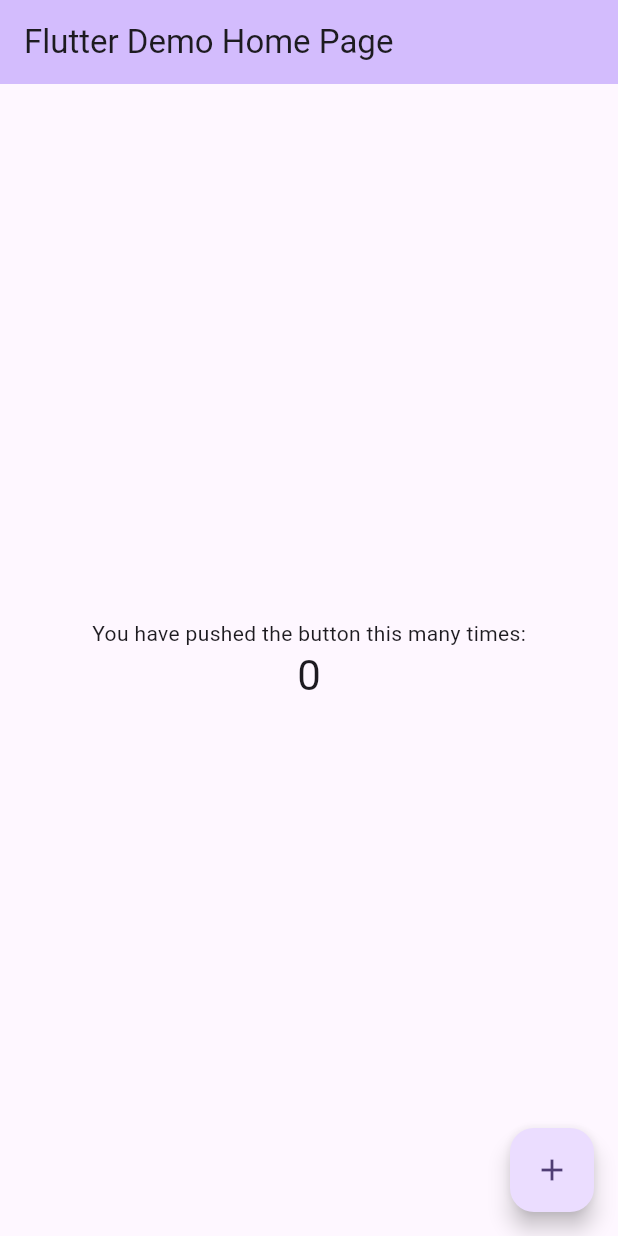
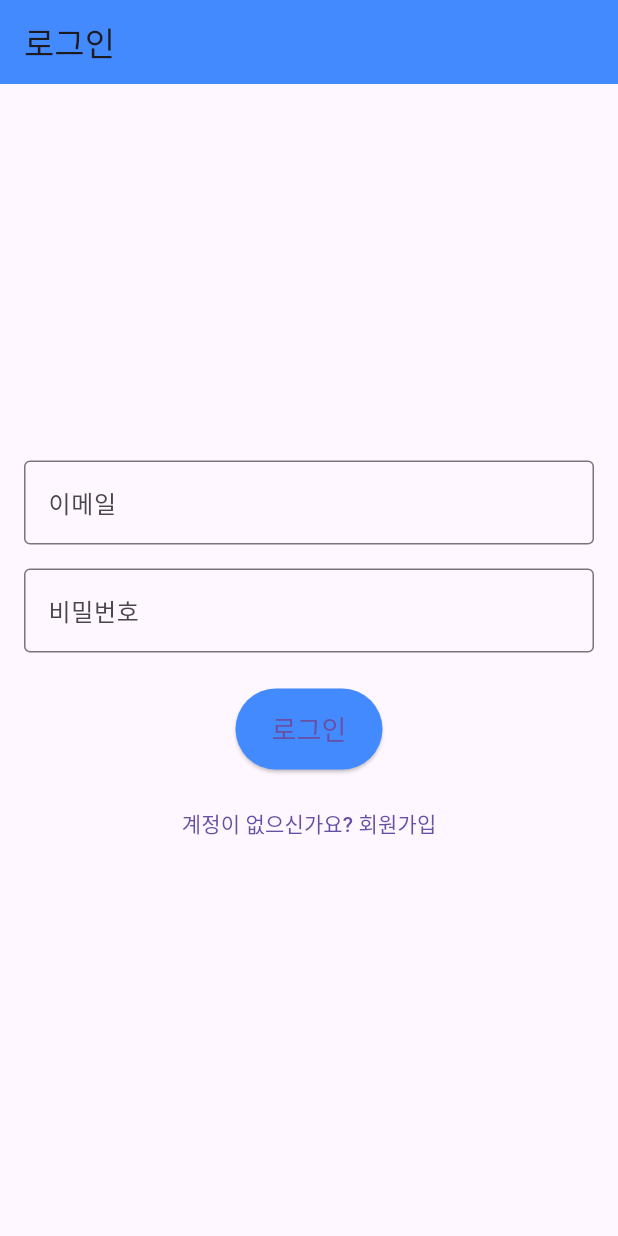
Before and after one commit to 2024-SW-Meister-High-School-Hackathon/Android-Flutter, a Flutter app: the screen it shows after launch, on a phone screen of 412 x 824 dp. Run offline on Flutter 3.47's test engine with Material 3 defaults, Android fonts, the phone set to English and light mode, and no system bars; our stand-ins replace firebase_auth, firebase_core; accounts and stored records are empty.

```diff
--- a/lib/main.dart
+++ b/lib/main.dart
@@ -1,125 +1,201 @@
 import 'package:flutter/material.dart';
+import 'package:firebase_core/firebase_core.dart';
+import 'package:firebase_auth/firebase_auth.dart';
 
-void main() {
+void main() async {
+  WidgetsFlutterBinding.ensureInitialized();
+  await Firebase.initializeApp();
   runApp(const MyApp());
 }
 
 class MyApp extends StatelessWidget {
   const MyApp({super.key});
 
-  // This widget is the root of your application.
   @override
   Widget build(BuildContext context) {
     return MaterialApp(
-      title: 'Flutter Demo',
+      debugShowCheckedModeBanner: false,
+      title: 'Firebase Email/Password Login',
       theme: ThemeData(
-        // This is the theme of your application.
-        //
-        // TRY THIS: Try running your application with "flutter run". You'll see
-        // the application has a purple toolbar. Then, without quitting the app,
-        // try changing the seedColor in the colorScheme below to Colors.green
-        // and then invoke "hot reload" (save your changes or press the "hot
-        // reload" button in a Flutter-supported IDE, or press "r" if you used
-        // the command line to start the app).
-        //
-        // Notice that the counter didn't reset back to zero; the application
-        // state is not lost during the reload. To reset the state, use hot
-        // restart instead.
-        //
-        // This works for code too, not just values: Most code changes can be
-        // tested with just a hot reload.
-        colorScheme: ColorScheme.fromSeed(seedColor: Colors.deepPurple),
-        useMaterial3: true,
+        primarySwatch: Colors.blue,
       ),
-      home: const MyHomePage(title: 'Flutter Demo Home Page'),
+      home: const LoginScreen(),
     );
   }
 }
 
-class MyHomePage extends StatefulWidget {
-  const MyHomePage({super.key, required this.title});
-
-  // This widget is the home page of your application. It is stateful, meaning
-  // that it has a State object (defined below) that contains fields that affect
-  // how it looks.
-
-  // This class is the configuration for the state. It holds the values (in this
-  // case the title) provided by the parent (in this case the App widget) and
-  // used by the build method of the State. Fields in a Widget subclass are
-  // always marked "final".
-
-  final String title;
+// 이메일/비밀번호 로그인 화면
+class LoginScreen extends StatefulWidget {
+  const LoginScreen({super.key});
 
   @override
-  State<MyHomePage> createState() => _MyHomePageState();
+  _LoginScreenState createState() => _LoginScreenState();
 }
 
-class _MyHomePageState extends State<MyHomePage> {
-  int _counter = 0;
+class _LoginScreenState extends State<LoginScreen> {
+  final TextEditingController _emailController = TextEditingController();
+  final TextEditingController _passwordController = TextEditingController();
 
-  void _incrementCounter() {
-    setState(() {
-      // This call to setState tells the Flutter framework that something has
-      // changed in this State, which causes it to rerun the build method below
-      // so that the display can reflect the updated values. If we changed
-      // _counter without calling setState(), then the build method would not be
-      // called again, and so nothing would appear to happen.
-      _counter++;
-    });
+  Future<void> _signIn() async {
+    try {
+      await FirebaseAuth.instance.signInWithEmailAndPassword(
+          email: _emailController.text, password: _passwordController.text);
+      ScaffoldMessenger.of(context).showSnackBar(
+        const SnackBar(content: Text("로그인 성공!")),
+      );
+      // 로그인 성공 시 홈 화면으로 이동
+      Navigator.push(
+          context, MaterialPageRoute(builder: (context) => const HomeScreen()));
+    } catch (e) {
+      ScaffoldMessenger.of(context).showSnackBar(
+        SnackBar(content: Text("로그인 실패: $e")),
+      );
+    }
   }
 
   @override
   Widget build(BuildContext context) {
-    // This method is rerun every time setState is called, for instance as done
-    // by the _incrementCounter method above.
-    //
-    // The Flutter framework has been optimized to make rerunning build methods
-    // fast, so that you can just rebuild anything that needs updating rather
-    // than having to individually change instances of widgets.
     return Scaffold(
       appBar: AppBar(
-        // TRY THIS: Try changing the color here to a specific color (to
-        // Colors.amber, perhaps?) and trigger a hot reload to see the AppBar
-        // change color while the other colors stay the same.
-        backgroundColor: Theme.of(context).colorScheme.inversePrimary,
-        // Here we take the value from the MyHomePage object that was created by
-        // the App.build method, and use it to set our appbar title.
-        title: Text(widget.title),
+        title: const Text("로그인"),
+        backgroundColor: Colors.blueAccent,
       ),
-      body: Center(
-        // Center is a layout widget. It takes a single child and positions it
-        // in the middle of the parent.
+      body: Padding(
+        padding: const EdgeInsets.all(16.0),
         child: Column(
-          // Column is also a layout widget. It takes a list of children and
-          // arranges them vertically. By default, it sizes itself to fit its
-          // children horizontally, and tries to be as tall as its parent.
-          //
-          // Column has various properties to control how it sizes itself and
-          // how it positions its children. Here we use mainAxisAlignment to
-          // center the children vertically; the main axis here is the vertical
-          // axis because Columns are vertical (the cross axis would be
-          // horizontal).
-          //
-          // TRY THIS: Invoke "debug painting" (choose the "Toggle Debug Paint"
-          // action in the IDE, or press "p" in the console), to see the
-          // wireframe for each widget.
           mainAxisAlignment: MainAxisAlignment.center,
-          children: <Widget>[
-            const Text(
-              'You have pushed the button this many times:',
+          children: [
+            TextField(
+              controller: _emailController,
+              decoration: const InputDecoration(
+                labelText: '이메일',
+                border: OutlineInputBorder(),
+              ),
             ),
-            Text(
-              '$_counter',
-              style: Theme.of(context).textTheme.headlineMedium,
+            const SizedBox(height: 16),
+            TextField(
+              controller: _passwordController,
+              decoration: const InputDecoration(
+                labelText: '비밀번호',
+                border: OutlineInputBorder(),
+              ),
+              obscureText: true,
+            ),
+            const SizedBox(height: 24),
+            ElevatedButton(
+              style: ElevatedButton.styleFrom(
+                padding: const EdgeInsets.symmetric(vertical: 14.0, horizontal: 24.0),
+                backgroundColor: Colors.blueAccent,
+              ),
+              onPressed: _signIn,
+              child: const Text("로그인", style: TextStyle(fontSize: 18)),
+            ),
+            const SizedBox(height: 12),
+            TextButton(
+              onPressed: () {
+                Navigator.push(
+                  context,
+                  MaterialPageRoute(builder: (context) => const SignupScreen()),
+                );
+              },
+              child: const Text("계정이 없으신가요? 회원가입"),
             ),
           ],
         ),
       ),
-      floatingActionButton: FloatingActionButton(
-        onPressed: _incrementCounter,
-        tooltip: 'Increment',
-        child: const Icon(Icons.add),
-      ), // This trailing comma makes auto-formatting nicer for build methods.
     );
   }
 }
+
+// 회원가입 화면
+class SignupScreen extends StatefulWidget {
+  const SignupScreen({super.key});
+
+  @override
+  _SignupScreenState createState() => _SignupScreenState();
+}
+
+class _SignupScreenState extends State<SignupScreen> {
+  final TextEditingController _emailController = TextEditingController();
+  final TextEditingController _passwordController = TextEditingController();
+
+  Future<void> _signUp() async {
+    try {
+      await FirebaseAuth.instance.createUserWithEmailAndPassword(
+          email: _emailController.text, password: _passwordController.text);
+      ScaffoldMessenger.of(context).showSnackBar(
+        const SnackBar(content: Text("회원가입 성공!")),
+      );
+      Navigator.pop(context); // 로그인 화면으로 돌아가기
+    } catch (e) {
+      ScaffoldMessenger.of(context).showSnackBar(
+        SnackBar(content: Text("회원가입 실패: $e")),
+      );
+    }
+  }
+
+  @override
+  Widget build(BuildContext context) {
+    return Scaffold(
+      appBar: AppBar(
+        title: const Text("회원가입"),
+        backgroundColor: Colors.blueAccent,
+      ),
+      body: Padding(
+        padding: const EdgeInsets.all(16.0),
+        child: Column(
+          mainAxisAlignment: MainAxisAlignment.center,
+          children: [
+            TextField(
+              controller: _emailController,
+              decoration: const InputDecoration(
+                labelText: '이메일',
+                border: OutlineInputBorder(),
+              ),
+            ),
+            const SizedBox(height: 16),
+            TextField(
+              controller: _passwordController,
+              decoration: const InputDecoration(
+                labelText: '비밀번호',
+                border: OutlineInputBorder(),
+              ),
+              obscureText: true,
+            ),
+            const SizedBox(height: 24),
+            ElevatedButton(
+              style: ElevatedButton.styleFrom(
+                padding: const EdgeInsets.symmetric(vertical: 14.0, horizontal: 24.0),
+                backgroundColor: Colors.blueAccent,
+              ),
+              onPressed: _signUp,
+              child: const Text("회원가입", style: TextStyle(fontSize: 18)),
+            ),
+          ],
+        ),
+      ),
+    );
+  }
+}
+
+// 홈 화면
+class HomeScreen extends StatelessWidget {
+  const HomeScreen({super.key});
+
+  @override
+  Widget build(BuildContext context) {
+    return Scaffold(
+      appBar: AppBar(
+        automaticallyImplyLeading: false,  // 뒤로가기 버튼 제거
+        title: const Text("홈 화면"),
+        backgroundColor: Colors.blueAccent,
+      ),
+      body: Center(
+        child: const Text(
+          '로그인 성공! 환영합니다.',
+          style: TextStyle(fontSize: 24),
+        ),
+      ),
+    );
+  }
+}
--- a/pubspec.yaml
+++ b/pubspec.yaml
@@ -30,12 +30,13 @@ environment:
 dependencies:
   flutter:
     sdk: flutter
+  firebase_core:
+  firebase_auth:
 
 
   # The following adds the Cupertino Icons font to your application.
   # Use with the CupertinoIcons class for iOS style icons.
   cupertino_icons: ^1.0.8
-  firebase_core:
 
 dev_dependencies:
   flutter_test:
```
Also changed, not shown: pubspec.lock, 2 other files.
